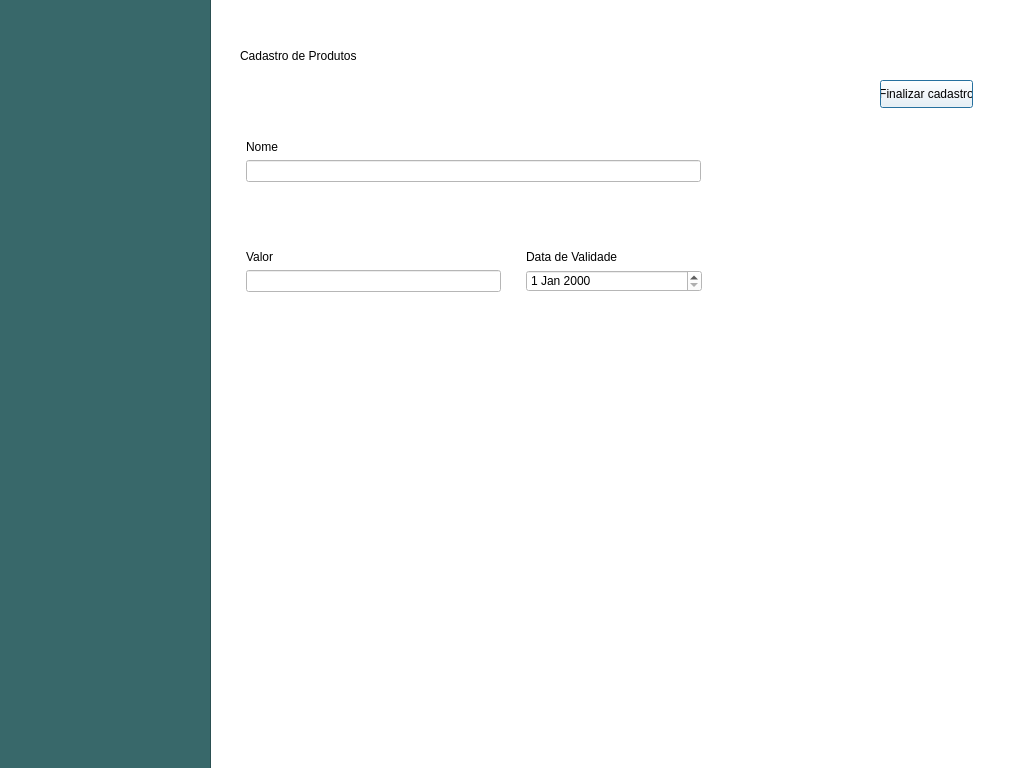
Old version of the form src/view/CadastroProdutoController.ui in the repository juliaborgess18/farmacia-les.
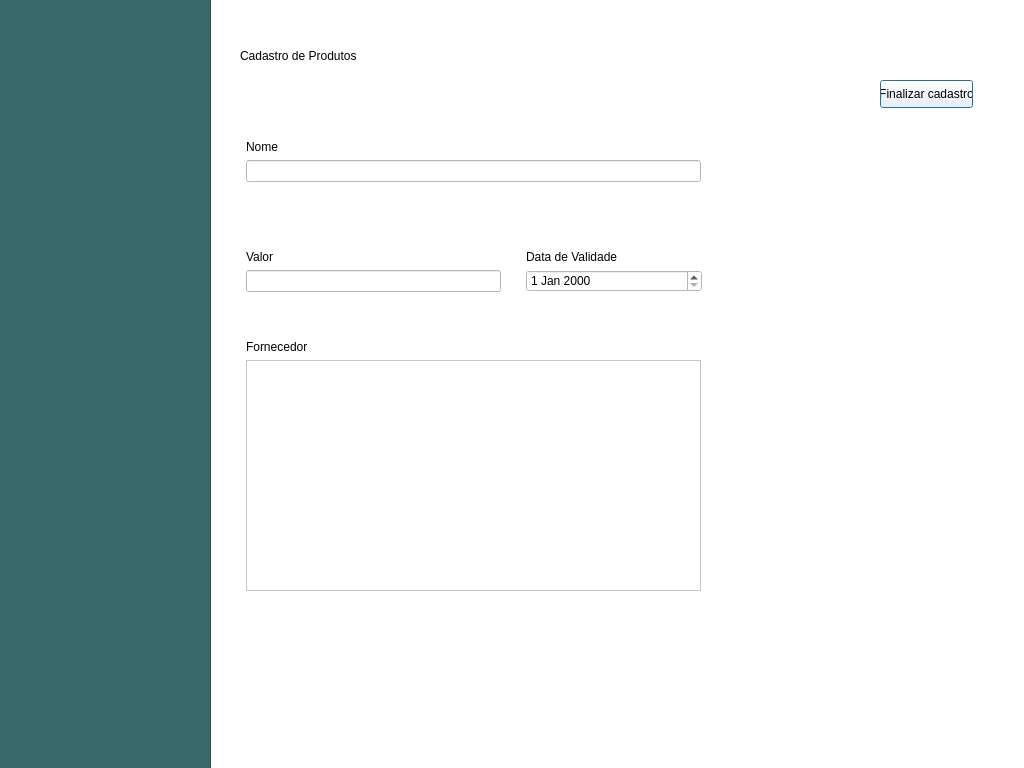
New version of the form.

Commit message: Refactorig: DAO's and CadastroProdutoContoller

```diff
--- a/src/view/CadastroProdutoController.ui
+++ b/src/view/CadastroProdutoController.ui
@@ -145,6 +145,31 @@
     <string>Finalizar cadastro</string>
    </property>
   </widget>
+  <widget class="QWidget" name="formLayoutWidget_4">
+   <property name="geometry">
+    <rect>
+     <x>240</x>
+     <y>340</y>
+     <width>461</width>
+     <height>251</height>
+    </rect>
+   </property>
+   <layout class="QFormLayout" name="formLayout_4">
+    <item row="0" column="1">
+     <widget class="QLabel" name="label_5">
+      <property name="styleSheet">
+       <string notr="true">font: 12pt &quot;Segoe UI&quot;;</string>
+      </property>
+      <property name="text">
+       <string>Fornecedor</string>
+      </property>
+     </widget>
+    </item>
+    <item row="1" column="1">
+     <widget class="QTableWidget" name="tableWidget"/>
+    </item>
+   </layout>
+  </widget>
  </widget>
  <resources/>
  <connections/>
```
The commit also changes 19 other files.
